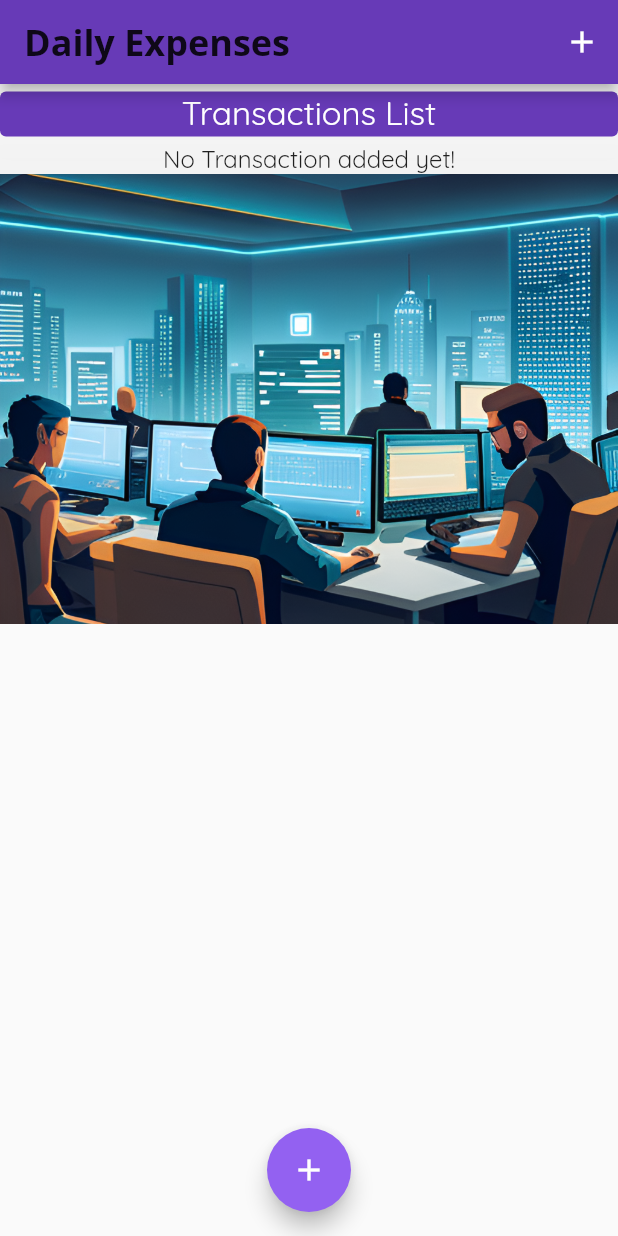
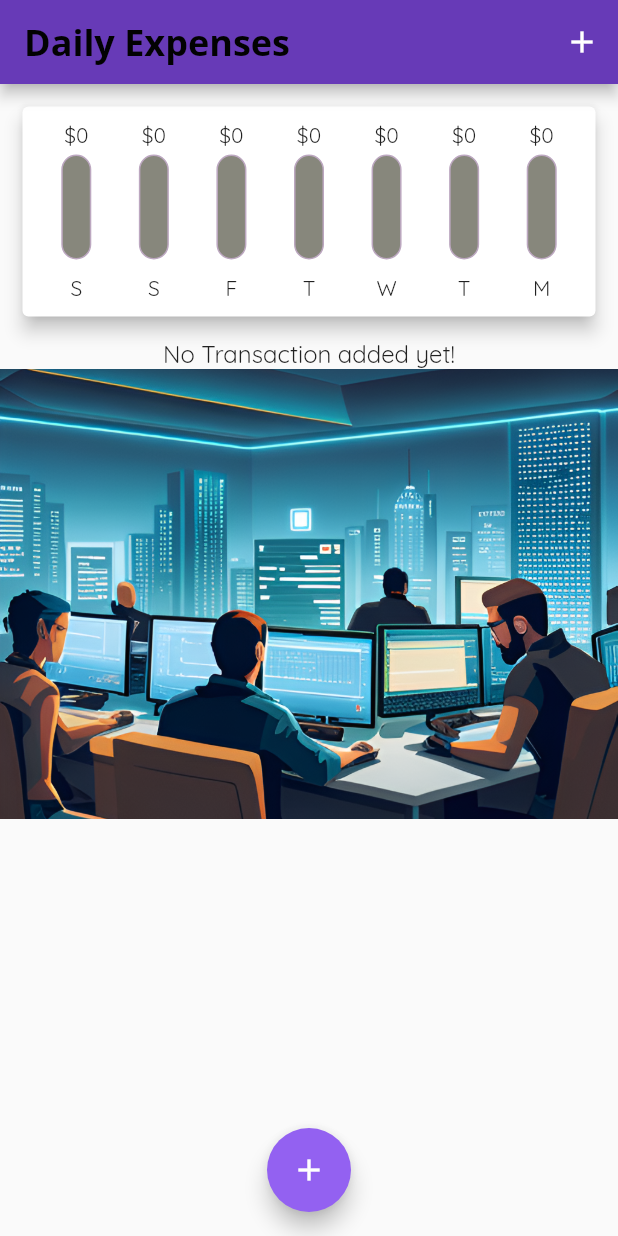
Before and after one commit to RasikaRD/ExpensesApp, a Flutter app: the screen it shows after launch, on a phone screen of 412 x 824 dp. Run offline on Flutter 3.47's test engine with Material 2 defaults, Android fonts, the phone set to English and light mode, and no system bars.

Commit message:
Add chart-bar

```diff
--- a/lib/main.dart
+++ b/lib/main.dart
@@ -1,3 +1,4 @@
+import './widgets/chart.dart';
 import 'package:flutter/material.dart';
 
 import './widgets/transaction_list.dart';
@@ -21,6 +22,16 @@
     // Transaction(
     //     id: 't2', amount: 1251.5, date: DateTime.now(), title: 'New cloths'),
   ];
+  List<Transaction> get _recentTransaction{
+    return _userTransaction.where((tx) {
+          return tx.date.isAfter(
+            DateTime.now().subtract(
+              const Duration(days: 7),
+          ),
+          );
+    }).toList();
+
+  }
   void _addNewTransaction(String txTitle, double txAmount) {
     final newtx = Transaction(
       id: DateTime.now().toString(),
@@ -56,10 +67,10 @@
         fontFamily: 'Quicksand',
         appBarTheme: AppBarTheme(
           textTheme: ThemeData.light().textTheme.copyWith(
-            titleMedium: const TextStyle(
+            titleLarge: const TextStyle(
               fontFamily: 'OpenSans',
               fontSize: 20,
-              color: Colors.amber,
+              color: Color.fromARGB(255, 2, 2, 2),
               fontWeight: FontWeight.bold,
               )))
       ),
@@ -81,24 +92,25 @@
             // mainAxisAlignment: MainAxisAlignment.spaceEvenly,
             crossAxisAlignment: CrossAxisAlignment.start,
             children: <Widget>[
-               const SizedBox(
-                width: double.infinity,
-                height: 40,
-                child: Card(
-                  color: Colors.deepPurple,
-                  elevation: 65,
-                  margin:  EdgeInsets.symmetric(vertical: 5),
-                  child:  Text(
-                    "Transactions List",
-                    textAlign: TextAlign.center,
-                    style: TextStyle(
-                      fontSize: 22,
-                      fontWeight: FontWeight.w400,
-                      color: Colors.white,
-                    ),
-                  ),
-                ),
-              ),
+              Chart(_recentTransaction),
+              //  const SizedBox(
+              //   width: double.infinity,
+              //   height: 40,
+              //   child: Card(
+              //     color: Colors.deepPurple,
+              //     elevation: 65,
+              //     margin:  EdgeInsets.symmetric(vertical: 5),
+              //     child:  Text(
+              //       "Transactions List",
+              //       textAlign: TextAlign.center,
+              //       style: TextStyle(
+              //         fontSize: 22,
+              //         fontWeight: FontWeight.w400,
+              //         color: Colors.white,
+              //       ),
+              //     ),
+              //   ),
+              // ),
               TransactionList(_userTransaction),
             ],
           ),
--- /dev/null
+++ b/lib/widgets/chart.dart
@@ -0,0 +1,62 @@
+import 'chart_bar.dart';
+
+import '../models/transaction.dart';
+import 'package:flutter/material.dart';
+import 'package:intl/intl.dart';
+
+class Chart extends StatelessWidget {
+  // const Chart({super.key});
+  final List<Transaction> recentTransactions;
+
+  Chart(this.recentTransactions);
+
+  List<Map<String, Object>> get grouppedTransactionValues {
+    return List.generate(7, (index) {
+      final weekDay = DateTime.now().subtract(
+        Duration(days: index),
+      );
+      var totalSum = 0.0;
+      for (var i = 0; i < recentTransactions.length; i++) {
+        if (recentTransactions[i].date.day == weekDay.day &&
+            recentTransactions[i].date.month == weekDay.month &&
+            recentTransactions[i].date.year == weekDay.year) {
+          totalSum += recentTransactions[i].amount;
+        }
+      }
+
+      return {
+        'day': DateFormat.E().format(weekDay).substring(0, 1),
+        'amount': totalSum,
+      };
+    });
+  }
+
+  double get totalSpending {
+    return grouppedTransactionValues.fold(0.0, (sum, item) {
+      return sum + (item['amount'] as double);
+    });
+  }
+
+  @override
+  Widget build(BuildContext context) {
+    return Card(
+      elevation: 5,
+      margin: const EdgeInsets.all(15),
+      child: Padding(
+        padding: const EdgeInsets.all(10),
+        child: Row(
+          mainAxisAlignment: MainAxisAlignment.spaceEvenly,
+          children: grouppedTransactionValues.map((data) {
+            return Flexible(
+              fit: FlexFit.tight,
+              child: ChartBar(
+                data['day'] as String,
+                (data['amount'] as double),
+                totalSpending == 0.0? 0.0:(data['amount'] as double)/ totalSpending),
+            );
+          }).toList(),
+        ),
+      ),
+    );
+  }
+}
--- /dev/null
+++ b/lib/widgets/chart_bar.dart
@@ -0,0 +1,52 @@
+import 'package:flutter/material.dart';
+
+class ChartBar extends StatelessWidget {
+  // const ChartBar({super.key, required this.labale, required this.spendingAmount, required this.spendingPctOfTotal});
+
+  final String label;
+  final double spendingAmount;
+  final double spendingPctOfTotal;
+
+  const ChartBar(this.label, this.spendingAmount, this.spendingPctOfTotal,
+      {super.key});
+
+  @override
+  Widget build(BuildContext context) {
+    return Column(children: <Widget>[
+      FittedBox(
+        child: Text('\$${spendingAmount.toStringAsFixed(0)}')),
+      const SizedBox(
+        height: 4,
+      ),
+      SizedBox(
+        height: 70,
+        width: 20,
+        child: Stack(
+          children: <Widget>[
+            Container(
+              decoration: BoxDecoration(
+                border: Border.all(
+                    color: Color.fromARGB(255, 188, 167, 192), width: 1.0),
+                color: Color.fromARGB(220, 116, 116, 103),
+                borderRadius: BorderRadius.circular(10),
+              ),
+            ),
+            FractionallySizedBox(
+              heightFactor: spendingPctOfTotal,
+              child: Container(
+                decoration: BoxDecoration(
+                  color: Theme.of(context).primaryColor,
+                  borderRadius: BorderRadius.circular(10),
+                ),
+              ),
+            )
+          ],
+        ),
+      ),
+      const SizedBox(
+        height: 10,
+      ),
+      Text(label),
+    ]);
+  }
+}
```
Also changed, not shown: lib/widgets/transaction_list.dart (+75 -46 lines).
